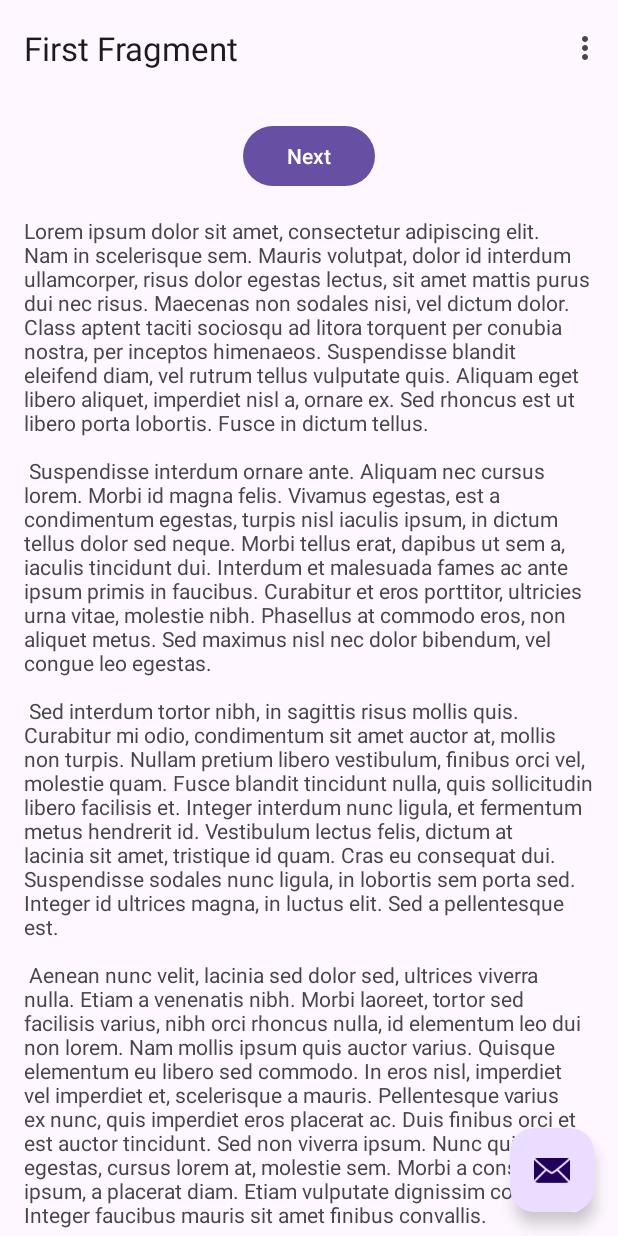
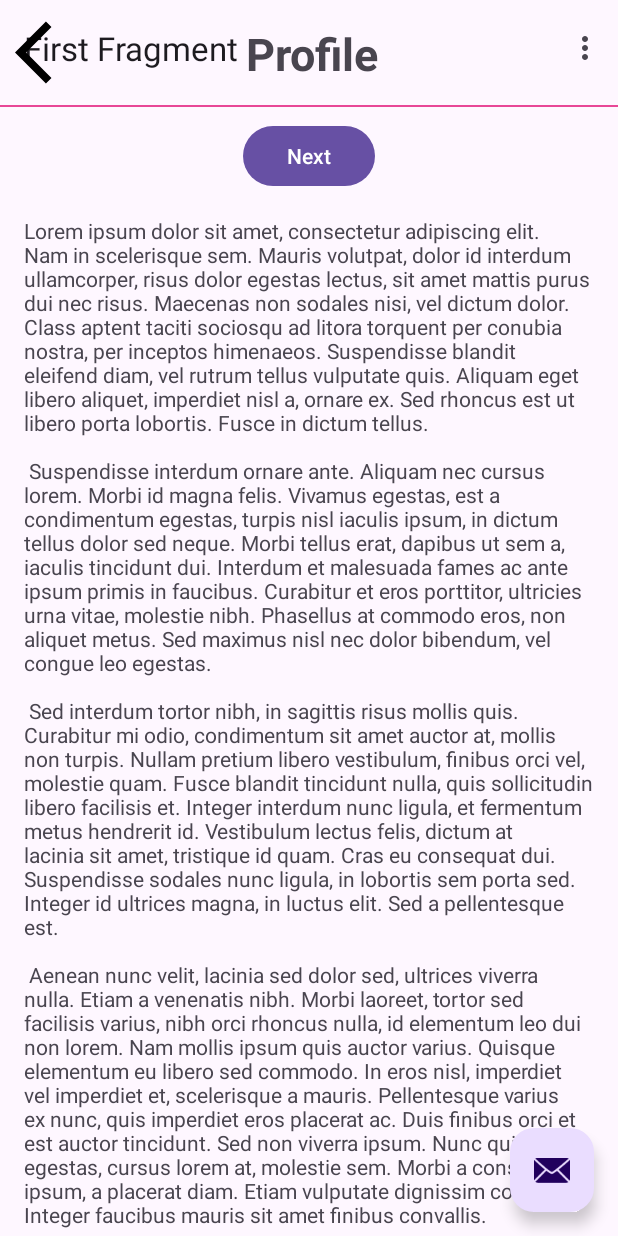
Before and after one commit to Geraldk42/mobile-fanta-lite, an Android app: the MainActivity screen opened directly, with no data from a screen before it, on a phone screen of 412 x 824 dp. Run offline under Robolectric (Android 15) with nearby library versions, the phone set to English and light mode, and no system bars; our stand-ins replace navigation-ui.

Commit message:
added new xml file called activity_profile.xml

```diff
--- /dev/null
+++ b/app/src/main/res/drawable/baseline_arrow_back_icon.xml
@@ -0,0 +1,5 @@
+<vector xmlns:android="http://schemas.android.com/apk/res/android" android:autoMirrored="true" android:height="24dp" android:tint="#000000" android:viewportHeight="24" android:viewportWidth="24" android:width="24dp">
+
+    <path android:fillColor="@android:color/white" android:pathData="M11.67,3.87L9.9,2.1 0,12l9.9,9.9 1.77,-1.77L3.54,12z"/>
+
+</vector>
--- a/app/src/main/res/layout/activity_main.xml
+++ b/app/src/main/res/layout/activity_main.xml
@@ -30,4 +30,6 @@
         android:layout_marginBottom="16dp"
         app:srcCompat="@android:drawable/ic_dialog_email" />
 
+    <include layout="@layout/activity_profile" />
+
 </androidx.coordinatorlayout.widget.CoordinatorLayout>
--- /dev/null
+++ b/app/src/main/res/layout/activity_profile.xml
@@ -0,0 +1,43 @@
+<?xml version="1.0" encoding="utf-8"?>
+<RelativeLayout xmlns:android="http://schemas.android.com/apk/res/android"
+    android:layout_width="match_parent"
+    android:layout_height="match_parent">
+
+    <LinearLayout
+        android:layout_width="match_parent"
+        android:layout_height="wrap_content"
+        android:padding="10dp"
+        android:id="@+id/linear_ll"
+        android:orientation="horizontal">
+
+        <ImageView
+            android:contentDescription="@string/back_home"
+            android:layout_width="50dp"
+            android:layout_height="50dp"
+            android:src="@drawable/baseline_arrow_back_icon" />
+
+        <TextView
+            android:layout_width="0dp"
+            android:layout_height="wrap_content"
+            android:layout_weight="01"
+            android:gravity="center"
+            android:text="@string/profile"
+            android:textSize="30sp"
+            android:textStyle="bold"
+            android:layout_marginEnd="45dp"
+            android:layout_marginTop="5dp"/>
+
+
+    </LinearLayout>
+
+    <View
+        android:layout_width="match_parent"
+        android:layout_height="1dp"
+        android:background="#E84797"
+        android:layout_below="@+id/linear_ll"
+        android:paddingRight="8dp"
+        android:paddingLeft="8dp"
+       />
+
+
+</RelativeLayout>
--- a/app/src/main/res/values/strings.xml
+++ b/app/src/main/res/values/strings.xml
@@ -48,4 +48,5 @@
     </string>
     <string name="icon_1" />
     <string name="icon_2" />
+    <string name="profile">Profile</string>
 </resources>
```
Also changed, not shown: build.gradle.kts (line endings or trailing spaces).
